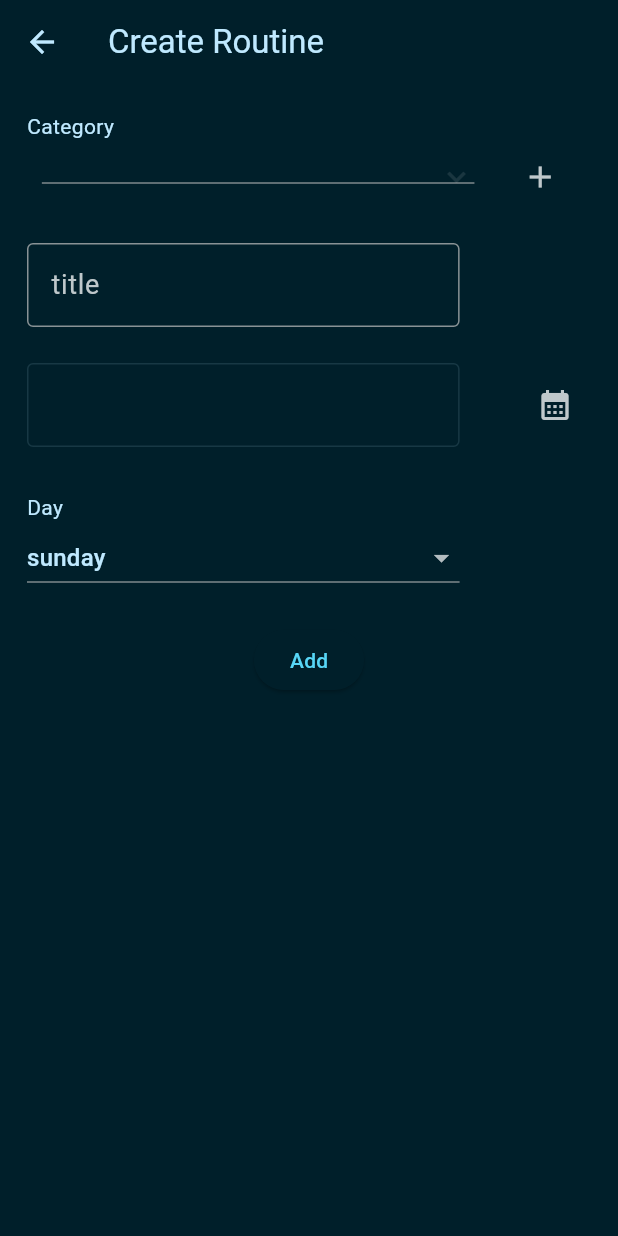
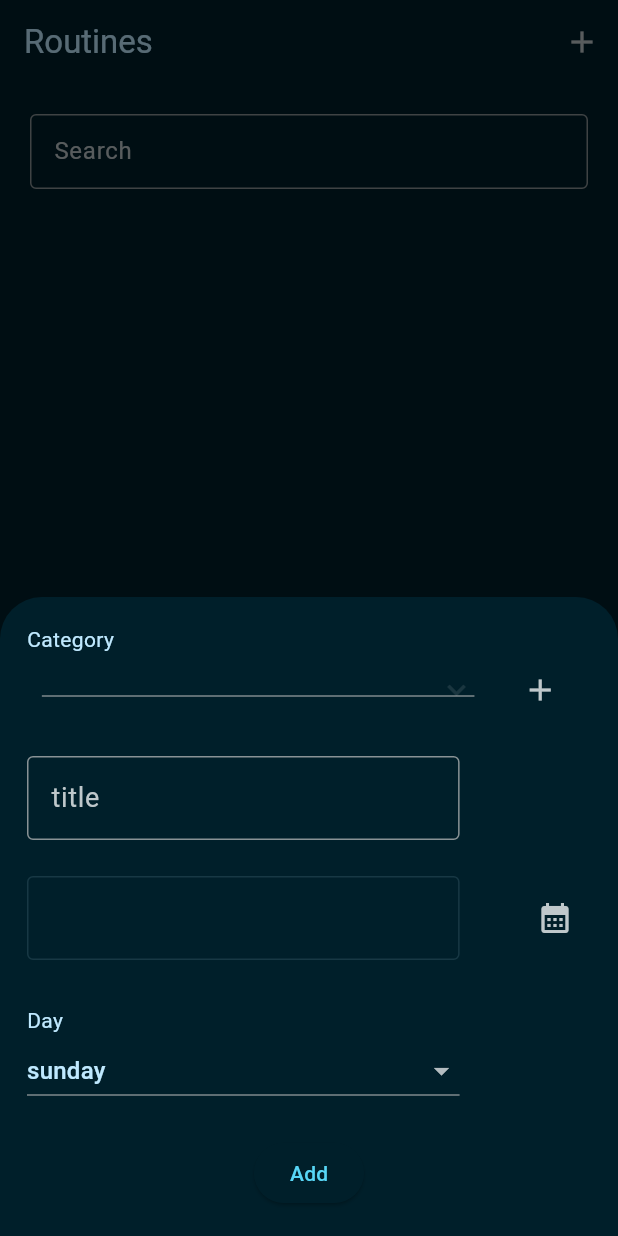
Before and after one commit to Manticodes/flutter_isar_learn, a Flutter app: the screen it shows after launch, after a tap on the "add" icon, on a phone screen of 412 x 824 dp. Run offline on Flutter 3.47's test engine with Material 2 defaults, Android fonts, the phone set to English and light mode, and no system bars; our stand-ins replace isar; accounts and stored records are empty; generated files the repository leaves out were written again.

Commit message:
implement search and change design

```diff
--- a/lib/main.dart
+++ b/lib/main.dart
@@ -1,11 +1,10 @@
 import 'package:flutter/material.dart';
+import 'package:flutter_isar_learn/widgets/routine_card.dart';
 import 'package:isar/isar.dart';
 import 'package:path_provider/path_provider.dart';
-
 import 'package:flutter_isar_learn/collections/category.dart';
 import 'package:flutter_isar_learn/collections/routine.dart';
 import 'package:flutter_isar_learn/screens/create_routine.dart';
-import 'package:flutter_isar_learn/screens/update_routine.dart';
 import 'package:flutter_isar_learn/services/color_schemes.g.dart';
 
 void main() async {
@@ -35,7 +34,9 @@ class HomePage extends StatefulWidget {
 }
 
 class _HomePageState extends State<HomePage> {
+  final TextEditingController searchController = TextEditingController();
   List<Routine>? routines;
+  bool isSearching = false;
   @override
   void initState() {
     _readRoutinea();
@@ -58,84 +59,91 @@ class _HomePageState extends State<HomePage> {
         actions: [
           IconButton(
               onPressed: () {
-                  Navigator.push(
-                      context,
-                      MaterialPageRoute(
-                        builder: (context) => CreateRoutine(isar: widget.isar),
-                      ));
+                _addRoutine(context, widget.isar);
               },
               icon: const Icon(Icons.add))
         ],
       ),
       body: Padding(
           padding: const EdgeInsets.all(8.0),
-          child: routines != null
-              ? ListView.builder(
+          child: Column(
+            children: [
+              Padding(
+                padding: const EdgeInsets.all(12.0),
+                child: SizedBox(
+                  height: 50,
+                  child: TextField(
+                      onChanged: _searchRoutine,
+                      onTapOutside: (event) {
+                        FocusManager.instance.primaryFocus!.unfocus();
+                      },
+                      controller: searchController,
+                      decoration: const InputDecoration(
+                        border: OutlineInputBorder(),
+                        label: Text('Search'),
+                      )),
+                ),
+              ),
+              Expanded(
+                child: FutureBuilder(
+                  builder: (context, snapshot) {
+                    if (snapshot.hasData) {
+                      return snapshot.data!;
+                    } else {
+                      return Container();
+                    }
+                  },
+                  future: listBuilder(),
+                ),
+              ),
+            ],
+          )),
+      floatingActionButton: FloatingActionButton(
+          onPressed: () {
+            _addRoutine(context, widget.isar);
+          },
+          child: const Icon(Icons.add)),
+    );
+  }
+
+  Future<ListView> listBuilder() async {
+    if (isSearching == false) {
+      await _readRoutinea();
+    }
+
+    return ListView.builder(
       itemBuilder: (context, index) {
+        if (index < routines!.length) {
           return RoutinCard(
             isar: widget.isar,
             routine: routines![index],
           );
+        } else {
+          return Container();
+        }
       },
       itemCount: routines!.length,
-                )
-              : Container(),
-        ));
+    );
+  }
+
+  void _addRoutine(BuildContext context, Isar isar) {
+    showModalBottomSheet(
+      isScrollControlled: true,
+      context: context,
+      builder: (context) {
+        return CreateRoutine(isar: isar);
+      },
+    );
+  }
+
+  _searchRoutine(String text) async {
+    final searchResult =
+        await widget.isar.routines.filter().titleContains(text).findAll();
+    setState(() {
+      routines = searchResult;
+      if (searchController.text.isEmpty) {
+        isSearching = false;
+      }
+    });
   }
 }
-
-class RoutinCard extends StatelessWidget {
-  final Routine routine;
-  final Isar isar;
-  const RoutinCard({
-    Key? key,
-    required this.routine,
-    required this.isar,
-  }) : super(key: key);
-
-  @override
-  Widget build(BuildContext context) {
-    return Card(
-      elevation: 10,
-      child: ListTile(
-        title: Column(crossAxisAlignment: CrossAxisAlignment.start, children: [
-          Padding(
-            padding: const EdgeInsets.symmetric(vertical: 2.0),
-            child: Text(
-              routine.title,
-              style: const TextStyle(fontWeight: FontWeight.bold, fontSize: 20),
-            ),
-          ),
-          Padding(
-            padding: const EdgeInsets.only(bottom: 2.0),
-            child: RichText(
-                text: TextSpan(children: [
-              const WidgetSpan(
-                child: Icon(Icons.lock_clock),
-              ),
-              TextSpan(text: routine.startTime)
-            ])),
-          ),
-          Padding(
-            padding: const EdgeInsets.only(bottom: 5.0),
-            child: RichText(
-                text: TextSpan(children: [
-              const WidgetSpan(
-                child: Icon(Icons.calendar_month),
-              ),
-              TextSpan(text: routine.day)
-            ])),
-          )
-        ]),
-        trailing: InkWell(
-            onTap: () {
-              Navigator.of(context).push(MaterialPageRoute(
-                builder: (context) =>
-                    UpdateRoutine(isar: isar, routine: routine),
-              ));
-            },
-            child: const Icon(Icons.keyboard_arrow_right)),
-      ),
-    );
-  }
-}
--- a/lib/screens/create_routine.dart
+++ b/lib/screens/create_routine.dart
@@ -85,16 +85,13 @@ class _CreateRoutineState extends State<CreateRoutine> {
 
   @override
   void initState() {
-    // TODO: implement initState
     super.initState();
     _readCategory();
   }
 
   @override
   Widget build(BuildContext context) {
-    return Scaffold(
-      appBar: AppBar(title: const Text('Create Routine')),
-      body: SingleChildScrollView(
+    return SingleChildScrollView(
       child: Padding(
         padding: const EdgeInsets.all(10.0),
         child: Padding(
@@ -231,7 +228,6 @@ class _CreateRoutineState extends State<CreateRoutine> {
           ]),
         ),
       ),
-      ),
     );
   }
 }
```
Also changed, not shown: lib/screens/update_routine.dart (+7 -14 lines), lib/widgets/routine_card.dart (added, +120 -0 lines). Lines whose indentation alone changed are shown as unchanged.
